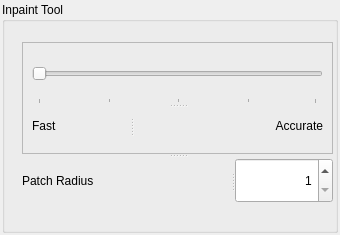
This is plugins/tools/tool_smart_patch/kis_tool_smart_patch_options_widget.ui in KDE/krita as Qt 5 draws it before an edit. The edited form follows.
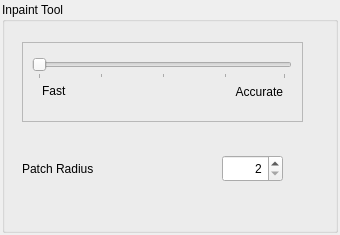
This is the edited form.

Commit message: Small UI adjustments. Correct area to copy.

The edit to the form file:
```diff
--- a/plugins/tools/tool_smart_patch/kis_tool_smart_patch_options_widget.ui
+++ b/plugins/tools/tool_smart_patch/kis_tool_smart_patch_options_widget.ui
@@ -10,24 +10,15 @@
     <height>235</height>
    </rect>
   </property>
-  <layout class="QVBoxLayout" name="verticalLayout_2" stretch="0">
-   <property name="spacing">
-    <number>2</number>
-   </property>
-   <property name="leftMargin">
-    <number>2</number>
-   </property>
-   <property name="topMargin">
-    <number>2</number>
-   </property>
-   <property name="rightMargin">
-    <number>2</number>
-   </property>
-   <property name="bottomMargin">
-    <number>2</number>
-   </property>
-   <item>
     <widget class="QGroupBox" name="groupBox">
+   <property name="geometry">
+    <rect>
+     <x>2</x>
+     <y>2</y>
+     <width>336</width>
+     <height>231</height>
+    </rect>
+   </property>
      <property name="minimumSize">
       <size>
        <width>200</width>
@@ -37,19 +28,15 @@
      <property name="title">
       <string>Inpaint Tool</string>
      </property>
-     <widget class="QSplitter" name="splitter_4">
-      <property name="geometry">
-       <rect>
-        <x>20</x>
-        <y>40</y>
-        <width>311</width>
-        <height>161</height>
-       </rect>
-      </property>
-      <property name="orientation">
-       <enum>Qt::Vertical</enum>
-      </property>
       <widget class="QFrame" name="accuracy">
+    <property name="geometry">
+     <rect>
+      <x>20</x>
+      <y>40</y>
+      <width>281</width>
+      <height>80</height>
+     </rect>
+    </property>
        <property name="minimumSize">
         <size>
          <width>200</width>
@@ -62,13 +49,15 @@
        <property name="frameShadow">
         <enum>QFrame::Raised</enum>
        </property>
-       <layout class="QVBoxLayout" name="verticalLayout">
-        <item>
-         <widget class="QSplitter" name="splitter_3">
-          <property name="orientation">
-           <enum>Qt::Vertical</enum>
-          </property>
           <widget class="QSlider" name="accuracySlider">
+     <property name="geometry">
+      <rect>
+       <x>10</x>
+       <y>16</y>
+       <width>260</width>
+       <height>21</height>
+      </rect>
+     </property>
            <property name="singleStep">
             <number>25</number>
            </property>
@@ -82,16 +71,15 @@
             <number>25</number>
            </property>
           </widget>
-          <widget class="QSplitter" name="splitter_2">
-           <property name="orientation">
-            <enum>Qt::Horizontal</enum>
-           </property>
-           <widget class="QLabel" name="Fast">
-            <property name="text">
-             <string>Fast</string>
-            </property>
-           </widget>
            <widget class="QLabel" name="Accurate">
+     <property name="geometry">
+      <rect>
+       <x>190</x>
+       <y>40</y>
+       <width>71</width>
+       <height>20</height>
+      </rect>
+     </property>
             <property name="layoutDirection">
              <enum>Qt::LeftToRight</enum>
             </property>
@@ -102,16 +90,29 @@
              <set>Qt::AlignRight|Qt::AlignTrailing|Qt::AlignVCenter</set>
             </property>
            </widget>
-          </widget>
-         </widget>
-        </item>
-       </layout>
-      </widget>
-      <widget class="QSplitter" name="splitter">
-       <property name="orientation">
-        <enum>Qt::Horizontal</enum>
-       </property>
+    <widget class="QLabel" name="Fast">
+     <property name="geometry">
+      <rect>
+       <x>20</x>
+       <y>40</y>
+       <width>41</width>
+       <height>17</height>
+      </rect>
+     </property>
+     <property name="text">
+      <string>Fast</string>
+     </property>
+    </widget>
+   </widget>
        <widget class="QLabel" name="label">
+    <property name="geometry">
+     <rect>
+      <x>20</x>
+      <y>153</y>
+      <width>181</width>
+      <height>27</height>
+     </rect>
+    </property>
         <property name="text">
          <string>Patch Radius</string>
         </property>
@@ -120,21 +121,25 @@
         </property>
        </widget>
        <widget class="QSpinBox" name="patchRadius">
+    <property name="geometry">
+     <rect>
+      <x>220</x>
+      <y>153</y>
+      <width>61</width>
+      <height>27</height>
+     </rect>
+    </property>
         <property name="alignment">
          <set>Qt::AlignRight|Qt::AlignTrailing|Qt::AlignVCenter</set>
         </property>
         <property name="minimum">
-         <number>1</number>
+     <number>2</number>
         </property>
         <property name="maximum">
          <number>6</number>
         </property>
        </widget>
       </widget>
-     </widget>
-    </widget>
-   </item>
-  </layout>
  </widget>
  <resources/>
  <connections/>
```
Lines whose indentation alone changed are shown as unchanged. The commit also changes 1 other file.
